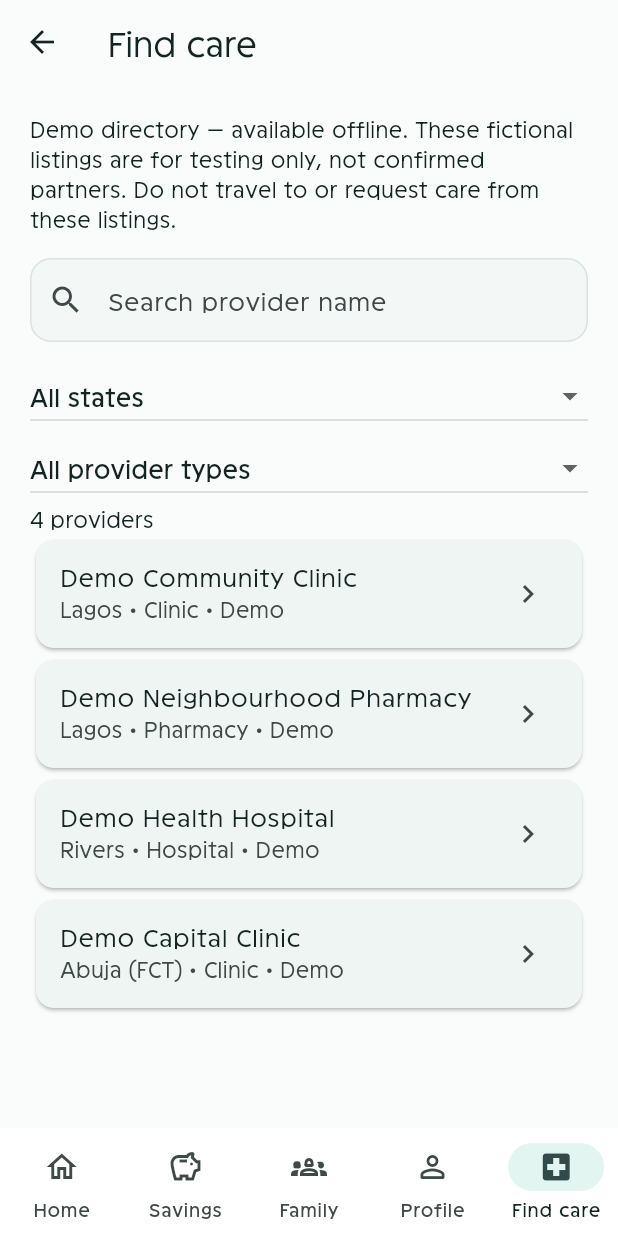
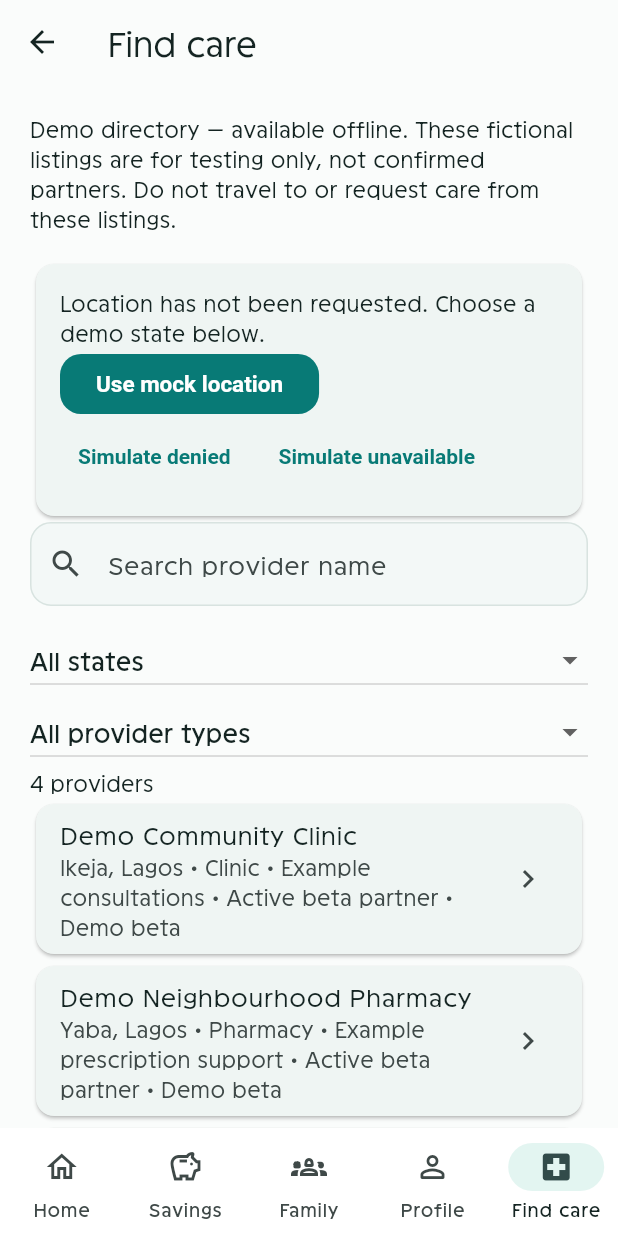
Before and after one commit to HealthPocketNG/mobile-app, a Flutter app: the FindCareScreen screen opened directly, on a phone screen of 412 x 824 dp. Run offline on Flutter 3.47's test engine with Material 3 defaults, Android fonts, the phone set to English and light mode, and no system bars; our stand-ins replace cloud_firestore, firebase_auth, firebase_core, flutter_secure_storage, google_sign_in; missing offline and left inert: cryptography, mobile_scanner; accounts and stored records are empty; statements that could not run were skipped.

Commit message:
Refactor demo care request flow and improve README documentation
- Updated README.md to clarify the demo care request process in the DEV app.
- Enhanced TODO.md with new tasks related to the demo care request simulator.
- Modified demo_care_directory_repository.dart to use stable provider IDs and added mock distance data.
- Expanded care_provider.dart to include city and mock distance properties for care providers.
- Refined demo_care_request.dart to implement a new authorization session and improve QR code parsing.
- Revamped demo_care_journey_screen.dart to streamline the demo care journey and improve user experience.
- Updated find_care_screen.dart to include location status handling and improved provider listing.
- Revised terms.txt to clarify the nature of demo requests and their limitations.
- Enhanced demo_care_request_test.dart and find_care_test.dart with new tests for the updated functionality.

```diff
--- a/mobile_app/lib/features/care/data/demo_care_directory_repository.dart
+++ b/mobile_app/lib/features/care/data/demo_care_directory_repository.dart
@@ -5,28 +5,37 @@ class DemoCareDirectoryRepository implements CareDirectoryRepository {
   @override
   Future<List<CareProvider>> getProviders() async => const [
     CareProvider(
-      id: 'demo-clinic',
+      id: 'demo_clinic_001',
+      city: 'Ikeja',
+      mockDistanceKm: 2.4,
       name: 'Demo Community Clinic',
       state: 'Lagos',
       type: CareProviderType.clinic,
       services: ['Example consultations', 'Example check-ups'],
     ),
     CareProvider(
-      id: 'demo-pharmacy',
+      id: 'demo_pharmacy_001',
+      city: 'Yaba',
+      mockDistanceKm: 12.5,
       name: 'Demo Neighbourhood Pharmacy',
       state: 'Lagos',
       type: CareProviderType.pharmacy,
       services: ['Example prescription support'],
     ),
     CareProvider(
-      id: 'demo-hospital',
+      id: 'demo_hospital_001',
+      city: 'Port Harcourt',
+      mockDistanceKm: 440,
       name: 'Demo Health Hospital',
       state: 'Rivers',
       type: CareProviderType.hospital,
       services: ['Example outpatient care'],
     ),
     CareProvider(
-      id: 'demo-abuja',
+      id: 'demo_clinic_002',
+      city: 'Abuja',
+      mockDistanceKm: 530,
+      active: false,
       name: 'Demo Capital Clinic',
       state: 'Abuja (FCT)',
       type: CareProviderType.clinic,
--- a/mobile_app/lib/features/care/domain/care_provider.dart
+++ b/mobile_app/lib/features/care/domain/care_provider.dart
@@ -11,12 +11,18 @@ class CareProvider {
     this.openingHours,
     this.phone,
     this.isDemo = true,
+    this.active = true,
+    this.city = 'Demo city',
+    this.mockDistanceKm = 0,
   });
   final String id, name, state;
   final CareProviderType type;
   final List<String> services;
   final String? address, openingHours, phone;
   final bool isDemo;
+  final bool active;
+  final String city;
+  final double mockDistanceKm;
 }
 
 abstract interface class CareDirectoryRepository {
--- a/mobile_app/lib/features/care/presentation/find_care_screen.dart
+++ b/mobile_app/lib/features/care/presentation/find_care_screen.dart
@@ -3,6 +3,8 @@ import 'package:healthpocket/features/care/presentation/demo_care_journey_screen
 import 'package:healthpocket/core/widgets/app_bottom_navigation.dart';
 import 'package:healthpocket/features/care/data/demo_care_directory_repository.dart';
 import 'package:healthpocket/features/care/domain/care_provider.dart';
+
+enum DemoLocationStatus { notRequested, granted, denied, unavailable }
 
 class FindCareScreen extends StatefulWidget {
   const FindCareScreen({
@@ -23,6 +25,7 @@ class _FindCareScreenState extends State<FindCareScreen> {
   CareProviderType? _type;
   bool _loading = true;
   bool _failed = false;
+  DemoLocationStatus _locationStatus = DemoLocationStatus.notRequested;
   @override
   void initState() {
     super.initState();
@@ -69,6 +72,9 @@ class _FindCareScreenState extends State<FindCareScreen> {
       state: _state,
       type: _type,
     );
+    if (_locationStatus == DemoLocationStatus.granted) {
+      results.sort((a, b) => a.mockDistanceKm.compareTo(b.mockDistanceKm));
+    }
     final states = _providers.map((p) => p.state).toSet().toList()..sort();
     return Scaffold(
       appBar: AppBar(title: const Text('Find care')),
@@ -83,18 +89,11 @@ class _FindCareScreenState extends State<FindCareScreen> {
               'Demo directory — available offline. These fictional listings are for testing only, not confirmed partners. Do not travel to or request care from these listings.',
             ),
             const SizedBox(height: 16),
-            if (widget.demoRequestsEnabled && !_loading && !_failed)
-              OutlinedButton.icon(
-                icon: const Icon(Icons.qr_code_scanner),
-                label: const Text('Try demo care request'),
-                onPressed: () => Navigator.push(
-                  context,
-                  MaterialPageRoute<void>(
-                    builder: (_) =>
-                        DemoCareJourneyScreen(providers: _providers),
-                  ),
-                ),
-              ),
+            _LocationStatusCard(
+              status: _locationStatus,
+              onChanged: (status) =>
+                  setState(() => _locationStatus = status),
+            ),
             TextField(
               controller: _search,
               decoration: const InputDecoration(
@@ -145,8 +144,10 @@ class _FindCareScreenState extends State<FindCareScreen> {
             ] else ...[
               Text('${results.length} providers'),
               if (results.isEmpty) ...[
-                const Text(
-                  'No providers match your search. Try another state or provider type.',
+                Text(
+                  _providers.isEmpty
+                      ? 'No demo partner centres are available right now.'
+                      : 'No providers match your search. Try another state or provider type.',
                 ),
                 TextButton(
                   onPressed: () => setState(() {
@@ -161,14 +162,21 @@ class _FindCareScreenState extends State<FindCareScreen> {
                 (provider) => Card(
                   child: ListTile(
                     title: Text(provider.name),
-                    subtitle: Text(
-                      '${provider.state} • ${_typeLabel(provider.type)}${provider.isDemo ? ' • Demo' : ''}',
-                    ),
+                    subtitle: Text('${provider.city}, ${provider.state} • '
+                        '${_typeLabel(provider.type)} • '
+                        '${provider.services.first} • '
+                        '${provider.active ? 'Active beta partner' : 'Inactive'}'
+                        '${_locationStatus == DemoLocationStatus.granted ? ' • ${provider.mockDistanceKm <= 25 ? 'Nearby' : 'Farther away'} • ${provider.mockDistanceKm.toStringAsFixed(1)} km' : ''}'
+                        '${provider.isDemo ? ' • Demo beta' : ''}'),
                     trailing: const Icon(Icons.chevron_right),
                     onTap: () => Navigator.push(
                       context,
                       MaterialPageRoute<void>(
-                        builder: (_) => _ProviderDetails(provider: provider),
+                        builder: (_) => _ProviderDetails(
+                          provider: provider,
+                          providers: _providers,
+                          demoRequestsEnabled: widget.demoRequestsEnabled,
+                        ),
                       ),
                     ),
                   ),
@@ -189,8 +197,14 @@ String _typeLabel(CareProviderType type) => switch (type) {
 };
 
 class _ProviderDetails extends StatelessWidget {
-  const _ProviderDetails({required this.provider});
+  const _ProviderDetails({
+    required this.provider,
+    required this.providers,
+    required this.demoRequestsEnabled,
+  });
   final CareProvider provider;
+  final List<CareProvider> providers;
+  final bool demoRequestsEnabled;
   @override
   Widget build(BuildContext context) => Scaffold(
     appBar: AppBar(title: const Text('Provider details')),
@@ -201,10 +215,11 @@ class _ProviderDetails extends StatelessWidget {
         const SizedBox(height: 16),
         if (provider.isDemo)
           const Text(
-            'Fictional demo provider. No booking, payment, or care authorization is available. This is not evidence of a partnership.',
+            'Fictional demo provider. No booking, payment, or real care authorization is available. This is not evidence of a partnership.',
           ),
         const SizedBox(height: 16),
-        Text('${_typeLabel(provider.type)} • ${provider.state}'),
+        Text('${_typeLabel(provider.type)} • ${provider.city}, ${provider.state}'),
+        Text('Operating status: ${provider.active ? 'Active beta partner' : 'Inactive'}'),
         const SizedBox(height: 16),
         Text('Address: ${provider.address ?? 'Not provided — demo listing'}'),
         Text('Opening hours: ${provider.openingHours ?? 'Not provided'}'),
@@ -217,7 +232,69 @@ class _ProviderDetails extends StatelessWidget {
             child: Text(service),
           ),
         ),
+        const SizedBox(height: 24),
+        if (demoRequestsEnabled && provider.active)
+          FilledButton(
+            onPressed: () => Navigator.push(
+              context,
+              MaterialPageRoute<void>(
+                builder: (_) => DemoCareJourneyScreen(
+                  providers: providers,
+                  selectedProviderId: provider.id,
+                ),
+              ),
+            ),
+            child: Text('Pay ${provider.name} — demo authorization'),
+          ),
+        if (!provider.active)
+          const Text('This demo provider is inactive, so authorization is unavailable.'),
       ],
     ),
   );
 }
+
+class _LocationStatusCard extends StatelessWidget {
+  const _LocationStatusCard({required this.status, required this.onChanged});
+  final DemoLocationStatus status;
+  final ValueChanged<DemoLocationStatus> onChanged;
+
+  @override
+  Widget build(BuildContext context) => Card(
+        child: Padding(
+          padding: const EdgeInsets.all(16),
+          child: Column(
+            crossAxisAlignment: CrossAxisAlignment.start,
+            children: [
+              Text(switch (status) {
+                DemoLocationStatus.notRequested =>
+                  'Location has not been requested. Choose a demo state below.',
+                DemoLocationStatus.granted =>
+                  'Demo location enabled. Distances use mock coordinates; precise location is not collected or saved.',
+                DemoLocationStatus.denied =>
+                  'Location permission denied. Search and state filters still work.',
+                DemoLocationStatus.unavailable =>
+                  'Location is unavailable. Search and state filters still work.',
+              }),
+              if (status == DemoLocationStatus.notRequested)
+                FilledButton(
+                  onPressed: () => onChanged(DemoLocationStatus.granted),
+                  child: const Text('Use mock location'),
+                ),
+              Wrap(
+                spacing: 8,
+                children: [
+                  TextButton(
+                    onPressed: () => onChanged(DemoLocationStatus.denied),
+                    child: const Text('Simulate denied'),
+                  ),
+                  TextButton(
+                    onPressed: () => onChanged(DemoLocationStatus.unavailable),
+                    child: const Text('Simulate unavailable'),
+                  ),
+                ],
+              ),
+            ],
+          ),
+        ),
+      );
+}
--- a/mobile_app/privacy-policy/terms.txt
+++ b/mobile_app/privacy-policy/terms.txt
@@ -116,8 +116,8 @@ Do not transfer money based on a beta balance or contribution record. These
 records have no cash value and do not represent a deposit, investment, insurance
 policy, or promise to pay a clinic. Demo listings do not establish partnerships.
 The directory does not book appointments or authorize treatment. The DEV QR
-journey is local role-play: requests disappear when its screen is closed,
-operator actions are simulated, and no real care or settlement is authorized.
+journey creates one temporary on-screen demo result; it is cleared when the flow
+is left, is not a financial record, and authorizes no real care or settlement.
 
 Use the app responsibly
 Do not access someone else's account, exploit the service, submit abusive
```
Also changed, not shown: mobile_app/lib/features/care/domain/demo_care_request.dart (+65 -49 lines), mobile_app/lib/features/care/presentation/demo_care_journey_screen.dart (+146 -202 lines), 4 other files.
